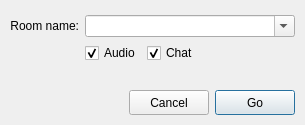
Old version of the form resources/conference_dialog.ui in the repository AGProjects/blink-qt.
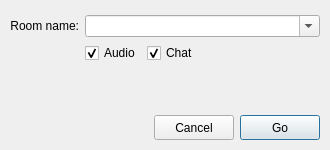
New version of the form.

Commit message: Adjusted conference dialog for Qt5

The edit to the form file:
```diff
--- a/resources/conference_dialog.ui
+++ b/resources/conference_dialog.ui
@@ -6,14 +6,14 @@
    <rect>
     <x>0</x>
     <y>0</y>
-    <width>305</width>
-    <height>125</height>
+    <width>330</width>
+    <height>150</height>
    </rect>
   </property>
   <property name="minimumSize">
    <size>
-    <width>305</width>
-    <height>125</height>
+    <width>330</width>
+    <height>150</height>
    </size>
   </property>
   <property name="windowTitle">
```
Left out of the diff: 8 changed lines with no effect on the pictures.
